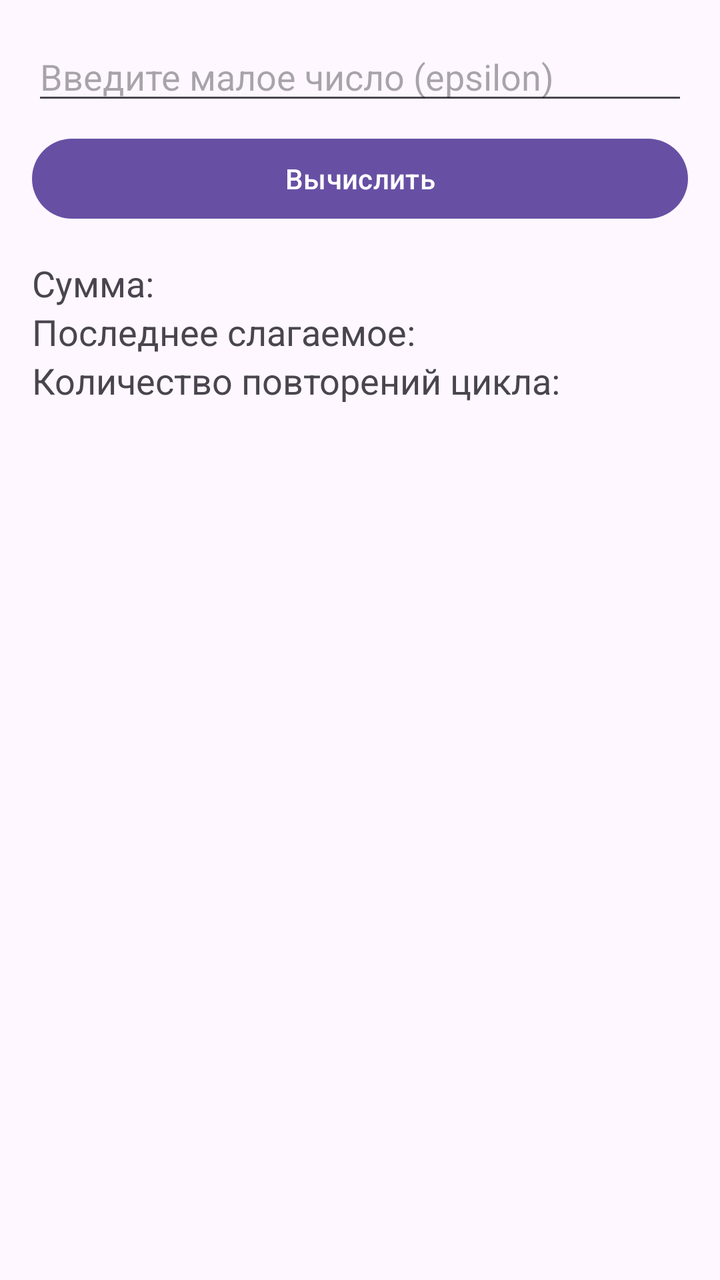
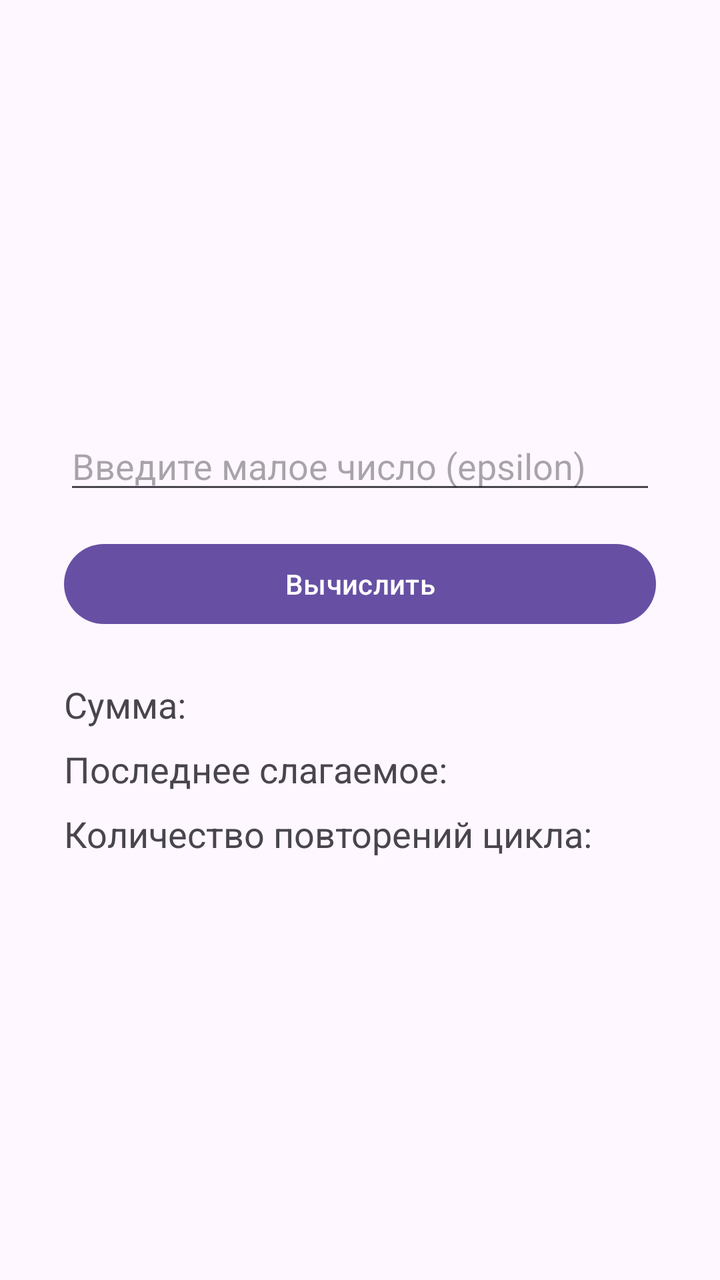

Two renders of the same Android screen: before a commit and after it. Below are the layout's source before the change and the commit's diff.
<!-- AndroidManifest.xml: application theme Theme.SeriesCalculator -->
<!-- res/layout/activity_main.xml -->
<?xml version="1.0" encoding="utf-8"?>
<LinearLayout xmlns:android="http://schemas.android.com/apk/res/android"
    android:layout_width="match_parent"
    android:layout_height="match_parent"
    android:orientation="vertical"
    android:padding="16dp">

    <EditText
        android:id="@+id/etEpsilon"
        android:layout_width="match_parent"
        android:layout_height="wrap_content"
        android:hint="Введите малое число (epsilon)"
        android:inputType="numberDecimal" />

    <Button
        android:id="@+id/btnCalculate"
        android:layout_width="match_parent"
        android:layout_height="wrap_content"
        android:text="Вычислить"
        android:layout_marginTop="8dp"/>

    <TextView
        android:id="@+id/tvSum"
        android:layout_width="match_parent"
        android:layout_height="wrap_content"
        android:text="Сумма: "
        android:textSize="18sp"
        android:layout_marginTop="16dp"/>

    <TextView
        android:id="@+id/tvLastTerm"
        android:layout_width="match_parent"
        android:layout_height="wrap_content"
        android:text="Последнее слагаемое: "
        android:textSize="18sp" />

    <TextView
        android:id="@+id/tvIterations"
        android:layout_width="match_parent"
        android:layout_height="wrap_content"
        android:text="Количество повторений цикла: "
        android:textSize="18sp" />
</LinearLayout>
<!-- resources referenced by this layout -->
<resources>
  <style name="Theme.SeriesCalculator" parent="Base.Theme.SeriesCalculator" />
  <style name="Base.Theme.SeriesCalculator" parent="Theme.Material3.DayNight.NoActionBar">
          
          
      </style>
</resources>

<!-- the commit's change to res/layout/activity_main.xml (unified diff, before → after) -->
@@ -3,7 +3,8 @@
     android:layout_width="match_parent"
     android:layout_height="match_parent"
     android:orientation="vertical"
-    android:padding="16dp">
+    android:gravity="center_vertical"
+    android:padding="32dp">
 
     <EditText
         android:id="@+id/etEpsilon"
@@ -17,7 +18,7 @@
         android:layout_width="match_parent"
         android:layout_height="wrap_content"
         android:text="Вычислить"
-        android:layout_marginTop="8dp"/>
+        android:layout_marginTop="16dp"/>
 
     <TextView
         android:id="@+id/tvSum"
@@ -25,19 +26,22 @@
         android:layout_height="wrap_content"
         android:text="Сумма: "
         android:textSize="18sp"
-        android:layout_marginTop="16dp"/>
+        android:layout_marginTop="24dp"/>
 
     <TextView
         android:id="@+id/tvLastTerm"
         android:layout_width="match_parent"
         android:layout_height="wrap_content"
         android:text="Последнее слагаемое: "
-        android:textSize="18sp" />
+        android:textSize="18sp"
+        android:layout_marginTop="8dp"/>
 
     <TextView
         android:id="@+id/tvIterations"
         android:layout_width="match_parent"
         android:layout_height="wrap_content"
         android:text="Количество повторений цикла: "
-        android:textSize="18sp" />
+        android:textSize="18sp"
+        android:layout_marginTop="8dp"/>
+
 </LinearLayout>
